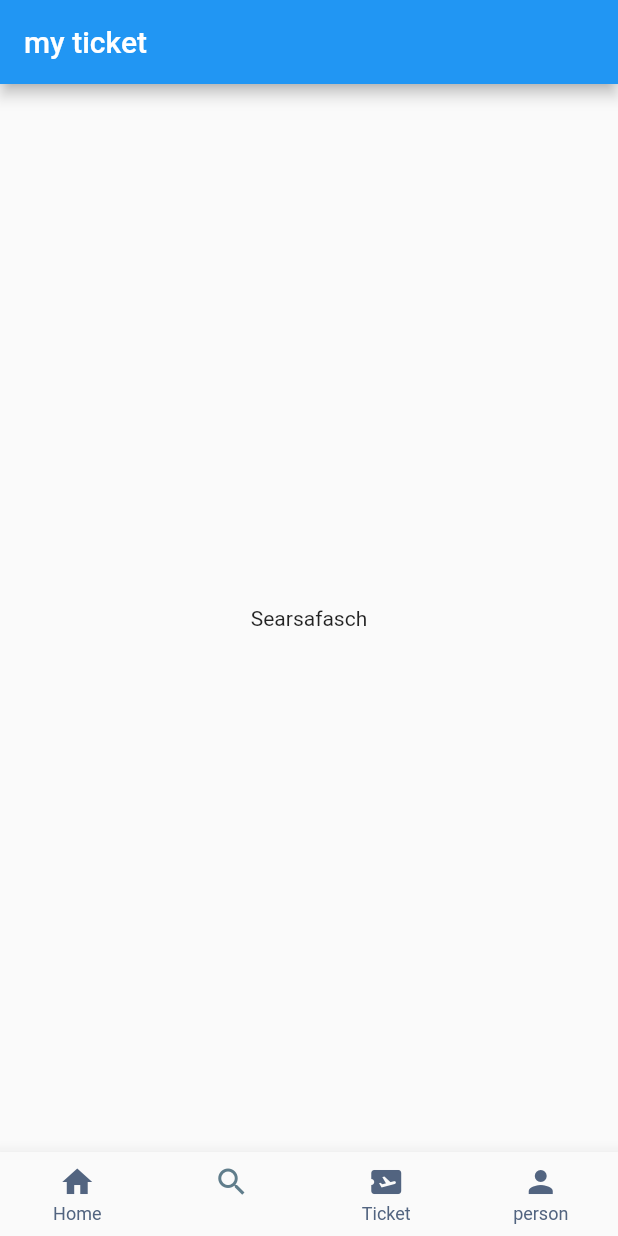
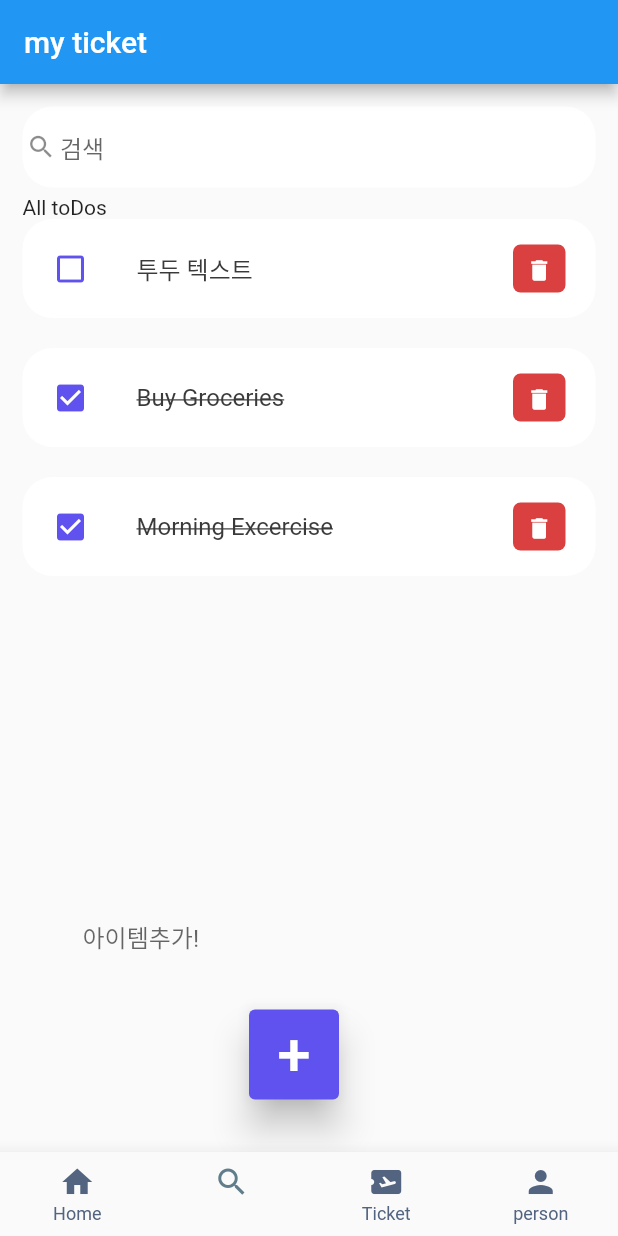
Before and after one commit to JunBaam/flutter-tutorial, a Flutter app: the screen it shows after launch, item 2 of the bottom bar chosen, on a phone screen of 412 x 824 dp. Run offline on Flutter 3.47's test engine with Material 2 defaults, Android fonts, the phone set to English and light mode, and no system bars; our stand-ins replace gap.

Commit message:
[Update] todo update

```diff
--- /dev/null
+++ b/lib/constants/colors.dart
@@ -0,0 +1,9 @@
+import 'package:flutter/material.dart';
+
+const Color tdRed = Color(0xFFDA4040);
+const Color tdBlue = Color(0xFF5F52EE);
+
+const Color tdBlack = Color(0xFF3A3A3A);
+const Color tdGrey = Color(0xFF717171);
+
+const Color tdBGColor = Color(0xFFEEEFF5);
--- a/lib/screens/bottom_bar.dart
+++ b/lib/screens/bottom_bar.dart
@@ -1,4 +1,5 @@
 import 'package:flutter/material.dart';
+import 'package:ticket/screens/chat_screen.dart';
 import 'package:ticket/screens/home_screen.dart';
 
 class BottomBar extends StatefulWidget {
@@ -14,7 +15,8 @@ class _BottomBarState extends State<BottomBar> {
 // NOTE: 선택에 따라 다른페이지 노출
   static final List<Widget> _widgetOptions = <Widget>[
     HomeScreen(),
-    const Text('Searsafasch'),
+    ChatScreen(),
+    // const Text('Searsafasch'),
     const Text('Tickasfasets'),
     const Text("Proffasile")
   ];
--- /dev/null
+++ b/lib/screens/chat_screen.dart
@@ -0,0 +1,135 @@
+import 'package:flutter/material.dart';
+import 'package:ticket/constants/colors.dart';
+import 'package:ticket/widget/new_message.dart';
+import 'package:ticket/widget/todo.dart';
+import 'package:ticket/widget/todo_item.dart';
+
+class ChatScreen extends StatefulWidget {
+  ChatScreen({super.key});
+
+  @override
+  State<ChatScreen> createState() => _ChatScreenState();
+}
+
+class _ChatScreenState extends State<ChatScreen> {
+  final todosList = ToDo.todoList();
+  List<ToDo> _foundToDo = [];
+  final _todoController = TextEditingController();
+
+  @override
+  void initState() {
+    _foundToDo = todosList;
+    super.initState();
+  }
+
+  @override
+  Widget build(BuildContext context) {
+    return Scaffold(
+      body: Container(
+        padding: const EdgeInsets.symmetric(horizontal: 15, vertical: 15),
+        child: Column(
+          children: [
+            searchBox(),
+            Expanded(
+              child: ListView(
+                children: [
+                  Container(
+                    margin: EdgeInsets.only(top: 5),
+                    child: Text(
+                      'All toDos',
+                    ),
+                  ),
+                  for (ToDo todoo in _foundToDo.reversed)
+                    TodoItem(
+                      todo: todoo,
+                      onToDoChanged: _handleToDoChange,
+                      onDeleteItem: _deleteToDoItem,
+                    ),
+                ],
+              ),
+            ),
+            Align(
+              alignment: Alignment.bottomCenter,
+              child: Row(children: [
+                Expanded(
+                  child: Container(
+                    margin:
+                        const EdgeInsets.only(bottom: 20, right: 20, left: 20),
+                    padding:
+                        const EdgeInsets.symmetric(horizontal: 20, vertical: 5),
+                    child: TextField(
+                      controller: _todoController,
+                      decoration: InputDecoration(
+                          hintText: '아이템추가!', border: InputBorder.none),
+                    ),
+                  ),
+                )
+              ]),
+            ),
+            Container(
+              margin: const EdgeInsets.only(bottom: 20, right: 20),
+              child: ElevatedButton(
+                  onPressed: () {
+                    _addToDoItem(_todoController.text);
+                  },
+                  style: ElevatedButton.styleFrom(
+                    backgroundColor: tdBlue,
+                    minimumSize: Size(60, 60),
+                    elevation: 10,
+                  ),
+                  child: Text(
+                    '+',
+                    style: TextStyle(fontSize: 40),
+                  )),
+            )
+          ],
+        ),
+      ),
+    );
+  }
+
+  void _handleToDoChange(ToDo todo) {
+    setState(() {
+      todo.isDone = !todo.isDone;
+    });
+  }
+
+  void _deleteToDoItem(String id) {
+    setState(() {
+      todosList.removeWhere((item) => item.id == id);
+    });
+  }
+
+  void _addToDoItem(String toDo) {
+    setState(() {
+      todosList.add(ToDo(
+        id: DateTime.now().millisecondsSinceEpoch.toString(),
+        todoText: toDo,
+      ));
+    });
+    _todoController.clear();
+  }
+}
+
+class searchBox extends StatelessWidget {
+  const searchBox({super.key});
+
+  @override
+  Widget build(BuildContext context) {
+    return Container(
+      decoration: BoxDecoration(
+          color: Colors.white, borderRadius: BorderRadius.circular(20)),
+      child: TextField(
+        decoration: InputDecoration(
+            contentPadding: EdgeInsets.all(15),
+            prefixIcon: Icon(
+              Icons.search,
+              size: 20,
+            ),
+            prefixIconConstraints: BoxConstraints(maxHeight: 20, minWidth: 25),
+            border: InputBorder.none,
+            hintText: "검색"),
+      ),
+    );
+  }
+}
--- /dev/null
+++ b/lib/widget/new_message.dart
@@ -0,0 +1,42 @@
+import 'package:flutter/material.dart';
+import 'package:flutter/rendering.dart';
+import 'package:flutter/src/widgets/container.dart';
+import 'package:flutter/src/widgets/framework.dart';
+
+class NewMessage extends StatefulWidget {
+  const NewMessage({super.key});
+
+  @override
+  State<NewMessage> createState() => _NewMessageState();
+}
+
+class _NewMessageState extends State<NewMessage> {
+  var _userEnterMessage = '';
+
+  void _sednMessage() {
+    FocusScope.of(context).unfocus();
+  }
+
+  @override
+  Widget build(BuildContext context) {
+    return Container(
+      margin: const EdgeInsets.only(top: 8),
+      padding: const EdgeInsets.all(8),
+      child: Row(children: [
+        Expanded(
+          child: TextField(
+            decoration: const InputDecoration(labelText: "내용을 입력해주세요"),
+            onChanged: (value) {
+              _userEnterMessage = value;
+            },
+          ),
+        ),
+        IconButton(
+          onPressed: _userEnterMessage.trim().isEmpty ? null : _sednMessage,
+          icon: const Icon(Icons.send),
+          color: Colors.blue,
+        )
+      ]),
+    );
+  }
+}
--- /dev/null
+++ b/lib/widget/todo.dart
@@ -0,0 +1,19 @@
+class ToDo {
+  String? id;
+  String? todoText;
+  bool isDone;
+
+  ToDo({
+    required this.id,
+    required this.todoText,
+    this.isDone = false,
+  });
+
+  static List<ToDo> todoList() {
+    return [
+      ToDo(id: '01', todoText: 'Morning Excercise', isDone: true),
+      ToDo(id: '02', todoText: 'Buy Groceries', isDone: true),
+      ToDo(id: '03', todoText: '투두 텍스트 '),
+    ];
+  }
+}
--- /dev/null
+++ b/lib/widget/todo_item.dart
@@ -0,0 +1,67 @@
+import 'package:flutter/material.dart';
+import 'package:flutter/src/widgets/container.dart';
+import 'package:flutter/src/widgets/framework.dart';
+
+import 'package:ticket/constants/colors.dart';
+import 'package:ticket/widget/todo.dart';
+
+class TodoItem extends StatelessWidget {
+  final ToDo todo;
+  final onToDoChanged;
+  final onDeleteItem;
+
+  const TodoItem(
+      {super.key,
+      required this.todo,
+      required this.onToDoChanged,
+      required this.onDeleteItem});
+
+  @override
+  Widget build(BuildContext context) {
+    return Container(
+      margin: EdgeInsets.only(bottom: 20),
+      child: ListTile(
+        onTap: () {
+          // print('Clicked on Todo Item.');
+          onToDoChanged(todo);
+        },
+        shape: RoundedRectangleBorder(
+          borderRadius: BorderRadius.circular(20),
+        ),
+        contentPadding: EdgeInsets.symmetric(horizontal: 20, vertical: 5),
+        tileColor: Colors.white,
+        leading: Icon(
+          todo.isDone ? Icons.check_box : Icons.check_box_outline_blank,
+          color: tdBlue,
+        ),
+        title: Text(
+          todo.todoText!,
+          style: TextStyle(
+            fontSize: 16,
+            color: tdBlack,
+            decoration: todo.isDone ? TextDecoration.lineThrough : null,
+          ),
+        ),
+        trailing: Container(
+          padding: EdgeInsets.all(0),
+          margin: EdgeInsets.symmetric(vertical: 12),
+          height: 35,
+          width: 35,
+          decoration: BoxDecoration(
+            color: tdRed,
+            borderRadius: BorderRadius.circular(5),
+          ),
+          child: IconButton(
+            color: Colors.white,
+            iconSize: 18,
+            icon: Icon(Icons.delete),
+            onPressed: () {
+              // print('Clicked on delete icon');
+              onDeleteItem(todo.id);
+            },
+          ),
+        ),
+      ),
+    );
+  }
+}
```
